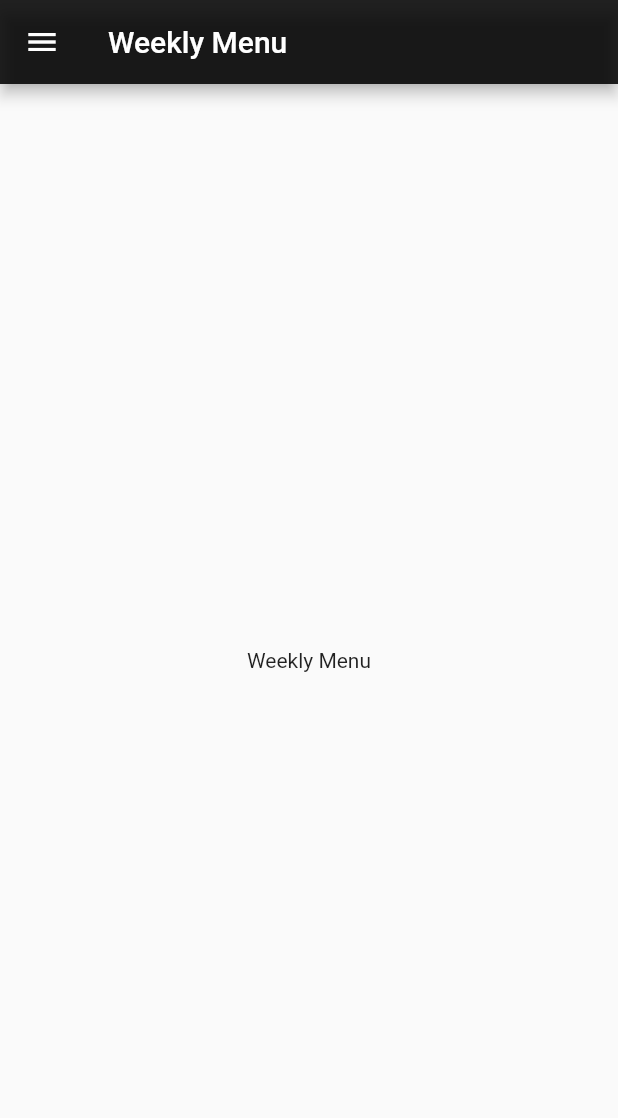
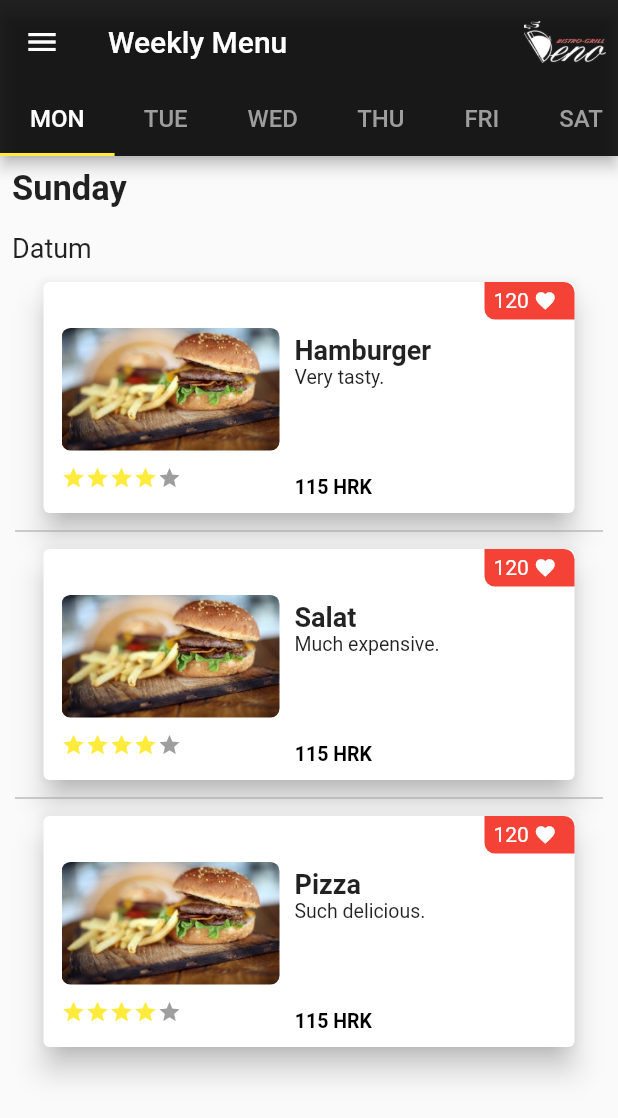
Before and after one commit to AIR-FOI-HR/AIR1919i, a Flutter app: the WeeklyMenu screen opened by its route, on a phone screen of 412 x 824 dp. Shown: the top 1118 px of the screen. Run offline on Flutter 3.47's test engine with Material 2 defaults, Android fonts, the phone set to English and light mode, and no system bars; our stand-ins replace shared_preferences; missing offline and left inert: qrscan; accounts and stored records are empty.

Commit message:
Implementacija dizajna tjednog jelovnika - napravljen tabBar te pregled jela

```diff
--- a/MobileApp/lib/views/weekly_menu.dart
+++ b/MobileApp/lib/views/weekly_menu.dart
@@ -1,4 +1,6 @@
 import 'package:flutter/material.dart';
+import 'package:mobile_app/models/meal.dart';
+import 'package:mobile_app/widgets/meal_list.dart';
 import 'package:mobile_app/widgets/navigation_drawer.dart';
 
 class WeeklyMenu extends StatefulWidget {
@@ -6,21 +8,110 @@ class WeeklyMenu extends StatefulWidget {
   WeeklyMenuState createState() => WeeklyMenuState();
 }
 
-class WeeklyMenuState extends State<WeeklyMenu> {
+class WeeklyMenuState extends State<WeeklyMenu>{
+  int _selectedIndexForTabBar = 0;
+
+  void _onItemTappedForTabBar(int index) {
+    setState(() {
+      _selectedIndexForTabBar  = index+1;
+      _selectedIndexForTabBar > 6 ? _selectedIndexForTabBar == 0 : _selectedIndexForTabBar==index+1;
+    });
+  }
 
   @override
   Widget build(BuildContext context) {
-    return Scaffold(
-      appBar: AppBar(title: Text('Weekly Menu'), backgroundColor: Colors.black87),
-      body: Container(
-        child: Center(
-          child: Padding(
-            padding: const EdgeInsets.fromLTRB(30.0, 0.0, 30.0, 0.0),
-            child: Text('Weekly Menu'),
-          ),
+
+    final tabBar = new TabBar(labelColor: Colors.white,labelStyle: TextStyle(fontSize: 16),
+      isScrollable: true,
+      onTap: _onItemTappedForTabBar,
+      unselectedLabelColor: Colors.grey,
+      indicatorColor: Colors.yellow,
+      tabs: <Widget>[
+        new Tab(
+          text: " MON ",
         ),
-      ),
-      drawer: NavigationDrawer(),
+        new Tab(
+          text: " TUE ",
+        ),
+        new Tab(
+          text: " WED ",
+        ),
+        new Tab(
+          text: " THU ",
+        ),
+        new Tab(
+          text: " FRI ",
+        ),
+        new Tab(
+          text: " SAT ",
+        ),
+        new Tab(
+          text: " SUN ",
+        ),
+      ],
+    );
+
+    final meal_1 = new Meal();
+    meal_1.id = 1;
+    meal_1.name = 'Hamburger';
+    meal_1.description = 'Very tasty.';
+
+    final meal_2 = new Meal();
+    meal_2.id = 1;
+    meal_2.name = 'Salat';
+    meal_2.description = 'Much expensive.';
+
+    final meal_3 = new Meal();
+    meal_3.id = 1;
+    meal_3.name = 'Pizza';
+    meal_3.description = 'Such delicious.';
+
+    List<Meal> meals = List<Meal>(3);
+
+    meals[0] = meal_1;
+    meals[1] = meal_2;
+    meals[2] = meal_3;
+
+    return new DefaultTabController(
+        length: 7,
+        child: new Scaffold(
+            appBar: new AppBar(
+              title: new Text('Weekly Menu'),
+              backgroundColor: Colors.black87,
+              actions: <Widget>[
+                Padding(
+                  padding: const EdgeInsets.all(8.0),
+                  child: Image.asset("assets/images/Logo.png",
+                    height: 45,
+                    width: 55,),
+                )],
+              bottom: tabBar),
+          body: SingleChildScrollView(
+        child: Column(
+        mainAxisAlignment: MainAxisAlignment.start,
+          crossAxisAlignment: CrossAxisAlignment.stretch,
+          children: <Widget>[
+            Padding(
+              padding: const EdgeInsets.all(8.0),
+              child: Text( _selectedIndexForTabBar==1 ? "Monday" : _selectedIndexForTabBar==2 ? "Tuesday" :
+                  _selectedIndexForTabBar==3 ? "Wednesday" : _selectedIndexForTabBar==4 ? "Thursday" :
+                  _selectedIndexForTabBar==5 ? "Friday" : _selectedIndexForTabBar==6 ? "Saturday" : "Sunday",
+                  style: new TextStyle(fontSize: 23.0,
+                      fontWeight: FontWeight.bold)),
+            ),
+            Padding(
+              padding: const EdgeInsets.all(8.0),
+              child: Text("Datum", style: new TextStyle(
+                  fontSize: 18.0, fontWeight: FontWeight.normal)),
+            ),
+            Padding(
+                padding: EdgeInsets.fromLTRB(10.0,0,10.0,0),
+                child: mealList(context, meals))
+          ],
+        ),
+    ),
+          drawer: NavigationDrawer(),
+        ),
     );
   }
 }
```
